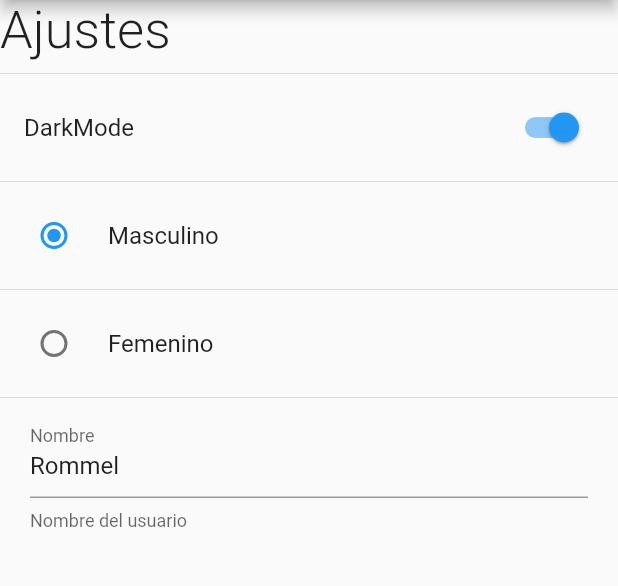
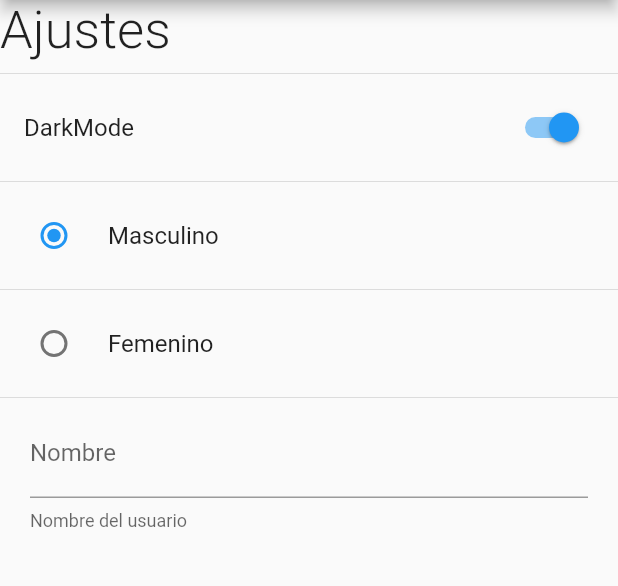
Before and after one commit to RommelOlachea/settings_app, a Flutter app: the SettingScreen screen opened by its route, after a tap on "DarkMode", on a phone screen of 412 x 824 dp, the part 84-670 px from its top. Run offline on Flutter 3.47's test engine with Material 2 defaults, Android fonts, the phone set to English and light mode, and no system bars; our stand-ins replace shared_preferences; accounts and stored records are empty.

Commit message:
Guardar las preferencias, nombre, genero y dark mode

```diff
--- a/lib/main.dart
+++ b/lib/main.dart
@@ -18,7 +18,7 @@ class MyApp extends StatelessWidget {
         debugShowCheckedModeBanner: false,
         title: 'Material App',
         initialRoute: HomeScreen.routerName,
-        theme: ThemeData.light(),
+        theme: Preferences.isDarkMode ? ThemeData.dark() : ThemeData.light(),
         routes: {
           HomeScreen.routerName: (_) => const HomeScreen(),
           SettingScreen.routerName: (_) => const SettingScreen(),
@@ -37,3 +37,6 @@ y getters*/
 
 /*NOTA: tambien pudimos utilizar un future builder para inicializar
 las preferencias*/
+
+/*Nota: el objetivo de las preferencias no es ser un gestor de estado
+no redibuja los widgets, es solo para almacenar preferencias*/
--- a/lib/screens/settings_screen.dart
+++ b/lib/screens/settings_screen.dart
@@ -1,4 +1,5 @@
 import 'package:flutter/material.dart';
+import 'package:preferences_app/share_preferences/preferences.dart';
 import 'package:preferences_app/widgets/widgets.dart';
 
 class SettingScreen extends StatefulWidget {
@@ -10,9 +11,9 @@ class SettingScreen extends StatefulWidget {
 }
 
 class _SettingScreenState extends State<SettingScreen> {
-  bool isDarkMode = false;
-  int gender = 1;
-  String name = 'Rommel';
+  // bool isDarkMode = false;
+  // int gender = 1;
+  // String name = 'Rommel';
 
   @override
   Widget build(BuildContext context) {
@@ -31,37 +32,37 @@ class _SettingScreenState extends State<SettingScreen> {
             ),
             const Divider(),
             SwitchListTile.adaptive(
-                value: isDarkMode,
+                value: Preferences.isDarkMode,
                 title: const Text('DarkMode'),
                 onChanged: (value) {
-                  isDarkMode = value;
+                  Preferences.isDarkMode = value;
                   setState(() {});
                 }),
             const Divider(),
             RadioListTile(
                 value: 1,
-                groupValue: gender,
+                groupValue: Preferences.gender,
                 title: const Text('Masculino'),
                 onChanged: (value) {
-                  gender = value ?? 1;
+                  Preferences.gender = value ?? 1;
                   setState(() {});
                 }),
             const Divider(),
             RadioListTile(
                 value: 2,
-                groupValue: gender,
+                groupValue: Preferences.gender,
                 title: const Text('Femenino'),
                 onChanged: (value) {
-                  gender = value ?? 2;
+                  Preferences.gender = value ?? 2;
                   setState(() {});
                 }),
             const Divider(),
             Padding(
               padding: const EdgeInsets.symmetric(horizontal: 20),
               child: TextFormField(
-                initialValue: name,
+                initialValue: Preferences.name,
                 onChanged: (value) {
-                  name = value;
+                  Preferences.name = value;
                   setState(() {});
                 },
                 decoration: const InputDecoration(
--- a/lib/share_preferences/preferences.dart
+++ b/lib/share_preferences/preferences.dart
@@ -9,6 +9,33 @@ class Preferences {
   static Future init() async {
     _prefs = await SharedPreferences.getInstance();
   }
+
+  static String get name {
+    return _prefs.getString('name') ?? _name;
+  }
+
+  static set name(String value) {
+    _name = value;
+    _prefs.setString('name', value);
+  }
+
+  static bool get isDarkMode {
+    return _prefs.getBool('isDarkmode') ?? _isDarkMode;
+  }
+
+  static set isDarkMode(bool value) {
+    _isDarkMode = value;
+    _prefs.setBool('isDarkmode', value);
+  }
+
+  static int get gender {
+    return _prefs.getInt('gender') ?? _gender;
+  }
+
+  static set gender(int value) {
+    _gender = value;
+    _prefs.setInt('gender', value);
+  }
 }
 
 /* late means that the field will be initialized when you use it for
```
Also changed, not shown: lib/screens/home_screen.dart (+8 -7 lines), 1 other file.
